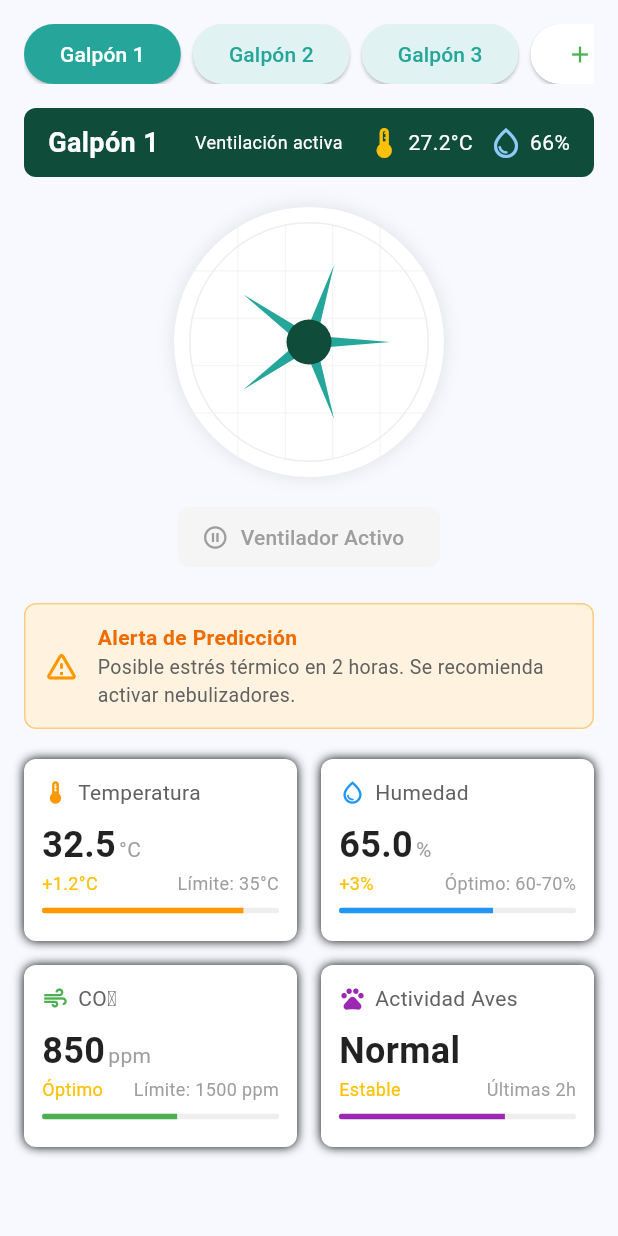
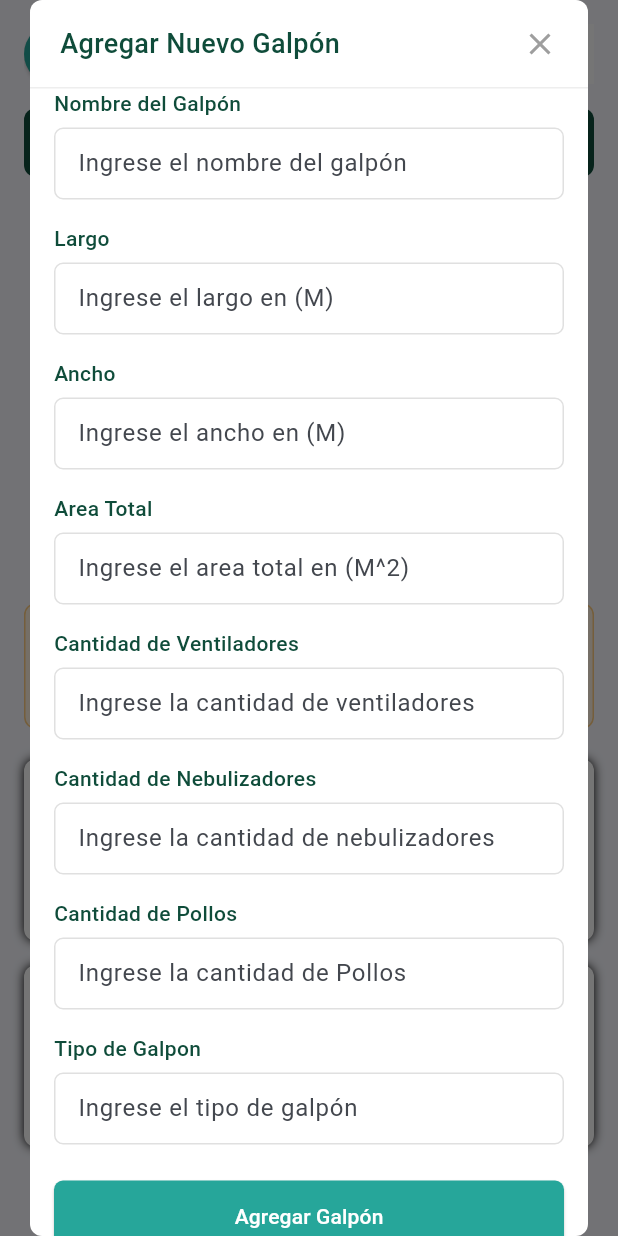
Before and after one commit to juantaborda27/Chick_Stell-Repository, a Flutter app: the MonitoreoView screen opened by its route, after a tap on the "add" icon, on a phone screen of 412 x 824 dp. Run offline on Flutter 3.47's test engine with Material 3 defaults, Android fonts, the light colour scheme and no system bars; our stand-ins replace animate_do, geolocator, get.

Commit message:
Creacion del Formulario para la creacion de Galpones

```diff
--- /dev/null
+++ b/chick_stell_view/lib/views/main_views/monitoreo/create_galpon/crete_galpon.dart
@@ -0,0 +1,170 @@
+
+
+
+
+import 'package:chick_stell_view/views/main_views/monitoreo/create_galpon/widgets_create_galpon/build_field.dart';
+import 'package:flutter/material.dart';
+
+class CreteGalpon extends StatelessWidget {
+  const CreteGalpon({super.key});
+
+  @override
+  Widget build(BuildContext context) {
+    return Dialog(
+      insetPadding: EdgeInsets.symmetric(horizontal: 20),
+      child: Container(
+        width: double.infinity,
+        constraints: BoxConstraints(
+          maxWidth: 400
+        ),
+        decoration: BoxDecoration(
+          color: Colors.white,
+          borderRadius: BorderRadius.circular(8),
+        ),
+        child: Column(
+          mainAxisSize: MainAxisSize.min,
+          children: [
+            _buildHeader(context),
+            Padding(
+              padding: const EdgeInsets.fromLTRB(16, 0, 16, 16),
+              child: Column(
+                crossAxisAlignment: CrossAxisAlignment.stretch,
+                children: [
+                  BuildField(
+                    label: 'Nombre del Galpón',
+                    hintText: 'Ingrese el nombre del galpón',
+                    controller: null,
+                    obscureText: false,
+                    keyboardType: TextInputType.text,
+                  ),
+                  SizedBox(height: 16,),
+                  BuildField(
+                    label: 'Largo',
+                    hintText: 'Ingrese el largo en (M)',
+                    controller: null,
+                    obscureText: false,
+                    keyboardType: TextInputType.text,
+                  ),
+                  SizedBox(height: 16,),
+                  BuildField(
+                    label: 'Ancho',
+                    hintText: 'Ingrese el ancho en (M)',
+                    controller: null,
+                    obscureText: false,
+                    keyboardType: TextInputType.text,
+                  ),
+                  SizedBox(height: 16,),
+                  BuildField(
+                    label: 'Area Total',
+                    hintText: 'Ingrese el area total en (M^2)',
+                    controller: null,
+                    obscureText: false,
+                    keyboardType: TextInputType.text,
+                  ),
+                  SizedBox(height: 16,),
+                  BuildField(
+                    label: 'Cantidad de Ventiladores',
+                    hintText: 'Ingrese la cantidad de ventiladores',
+                    controller: null,
+                    obscureText: false,
+                    keyboardType: TextInputType.text,
+                  ),
+                  SizedBox(height: 16,),
+                  BuildField(
+                    label: 'Cantidad de Nebulizadores',
+                    hintText: 'Ingrese la cantidad de nebulizadores',
+                    controller: null,
+                    obscureText: false,
+                    keyboardType: TextInputType.text,
+                  ),
+                  SizedBox(height: 16,),
+                  BuildField(
+                    label: 'Cantidad de Pollos',
+                    hintText: 'Ingrese la cantidad de Pollos',
+                    controller: null,
+                    obscureText: false,
+                    keyboardType: TextInputType.text,
+                  ),
+                  SizedBox(height: 16,),
+                  BuildField(
+                    label: 'Tipo de Galpon',
+                    hintText: 'Ingrese el tipo de galpón',
+                    controller: null,
+                    obscureText: false,
+                    keyboardType: TextInputType.text,
+                  ),
+                  SizedBox(height: 24,),
+                  _buildActionButtons(context),
+                ],
+              ),
+            )
+          ],
+        ),
+      ),
+    );
+  }
+
+
+
+  Widget _buildHeader(BuildContext context) {
+    return Container(
+      padding: EdgeInsets.symmetric(vertical: 16, horizontal: 20),
+      decoration: BoxDecoration(
+        border: Border(
+          bottom: BorderSide(color: Colors.grey.shade200),
+        ),
+      ),
+      child: Row(
+        mainAxisAlignment: MainAxisAlignment.spaceBetween,
+        children: [
+          Text(
+            'Agregar Nuevo Galpón',
+            style: TextStyle(
+              fontSize: 18,
+              fontWeight: FontWeight.w500,
+              color: Color(0xFF0F4C3A),
+            ),
+          ),
+          GestureDetector(
+            onTap: () => Navigator.of(context).pop(),
+            child: Icon(Icons.close, color: Colors.grey),
+          ),
+        ],
+      ),
+    );
+  }
+
+
+  Widget _buildActionButtons(BuildContext context) {
+    return Column(
+      children: [
+        ElevatedButton(
+          onPressed: () => Navigator.of(context).pop(),
+          style: ElevatedButton.styleFrom(
+            backgroundColor: Color(0xFF26A69A),
+            foregroundColor: Colors.white,
+            minimumSize: Size(double.infinity, 48),
+            shape: RoundedRectangleBorder(
+              borderRadius: BorderRadius.circular(6),
+            ),
+          ),
+          child: Text('Agregar Galpón'),
+        ),
+        SizedBox(height: 8),
+        TextButton(
+          onPressed: () => Navigator.of(context).pop(),
+          style: TextButton.styleFrom(
+            foregroundColor: Colors.brown,
+            minimumSize: Size(double.infinity, 48),
+            shape: RoundedRectangleBorder(
+              borderRadius: BorderRadius.circular(6),
+            ),
+          ),
+          child: Text('Cancelar'),
+        ),
+      ],
+    );
+  }
+
+
+}
--- /dev/null
+++ b/chick_stell_view/lib/views/main_views/monitoreo/create_galpon/widgets_create_galpon/build_field.dart
@@ -0,0 +1,55 @@
+
+
+import 'package:flutter/material.dart';
+import 'package:flutter/widgets.dart';
+
+class BuildField extends StatelessWidget {
+
+
+  final String label;
+  final String hintText;
+  final TextEditingController? controller;
+  final bool obscureText;
+  final TextInputType keyboardType;
+
+
+  const BuildField({super.key, required this.label, required this.hintText, this.controller, required this.obscureText, required this.keyboardType});
+
+  @override
+  Widget build(BuildContext context) {
+    return Column(
+      crossAxisAlignment: CrossAxisAlignment.start,
+      children: [
+        Text(
+          label,
+          style: const TextStyle(
+            color: Color(0xFF0F4C3A),
+            fontWeight: FontWeight.w500,
+          ),
+        ),
+        const SizedBox(height: 6),
+        TextField(
+          controller: controller,
+          obscureText: obscureText,
+          keyboardType: keyboardType,
+          decoration: InputDecoration(
+            hintText: hintText,
+            contentPadding: const EdgeInsets.symmetric(horizontal: 12, vertical: 12),
+            border: OutlineInputBorder(
+              borderRadius: BorderRadius.circular(6),
+              borderSide: BorderSide(color: Colors.grey.shade300),
+            ),
+            enabledBorder: OutlineInputBorder(
+              borderRadius: BorderRadius.circular(6),
+              borderSide: BorderSide(color: Colors.grey.shade300),
+            ),
+            focusedBorder: const OutlineInputBorder(
+              borderRadius: BorderRadius.all(Radius.circular(6)),
+              borderSide: BorderSide(color: Color(0xFF26A69A)),
+            ),
+          ),
+        ),
+      ],
+    );
+  }
+}
--- a/chick_stell_view/lib/views/main_views/monitoreo/widgets/ware_house_selector.dart
+++ b/chick_stell_view/lib/views/main_views/monitoreo/widgets/ware_house_selector.dart
@@ -1,4 +1,5 @@
 import 'package:chick_stell_view/controllers/warehouse_controller.dart';
+import 'package:chick_stell_view/views/main_views/monitoreo/create_galpon/crete_galpon.dart';
 import 'package:flutter/material.dart';
 import 'package:get/get.dart';
 
@@ -42,7 +43,9 @@ class WarehouseSelector extends StatelessWidget {
                 borderRadius: BorderRadius.circular(20),
               ),
             ),
-            onPressed: (){},
+            onPressed: (){
+              showDialog(context: context, builder: (BuildContext context) => const CreteGalpon());
+            },
             child: Row(
               children: const [
                 Icon(Icons.add),
```
